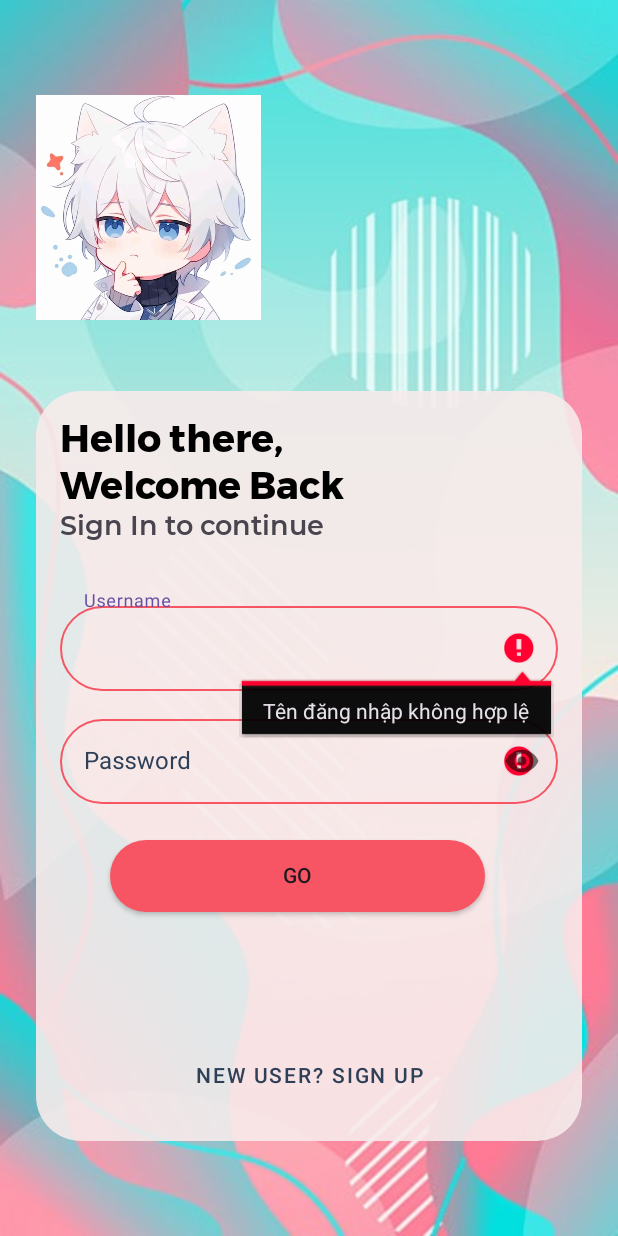
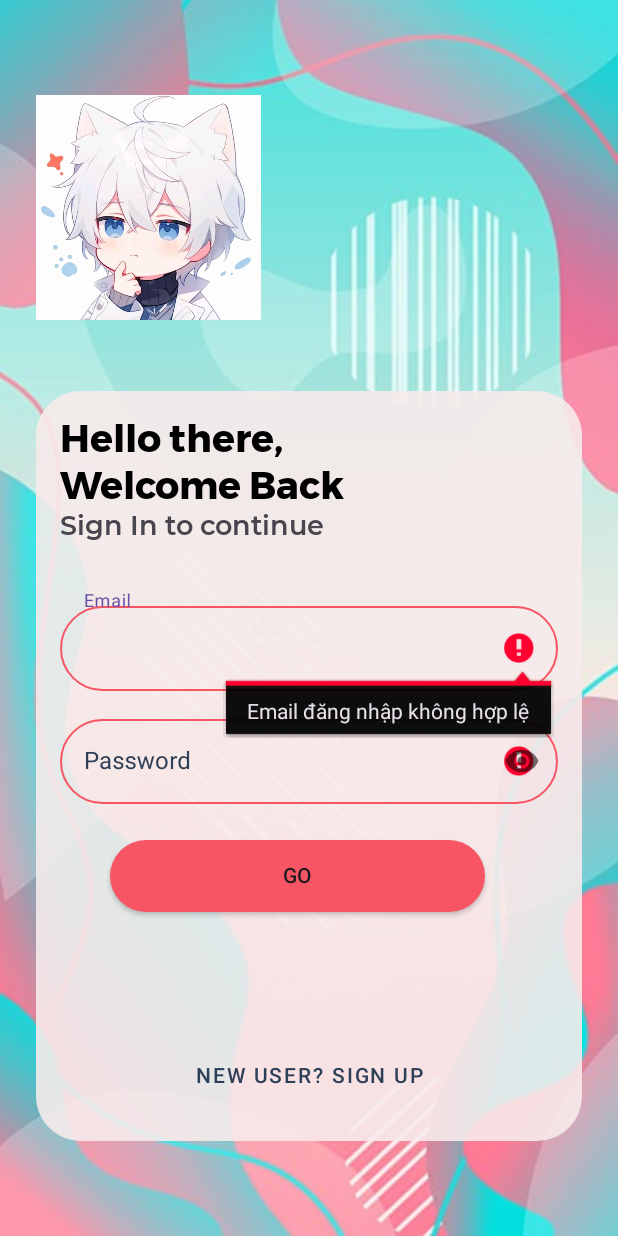
Before and after one commit to LaNaHau/Black_Shadow, an Android app: the LoginActivity screen opened directly, with no data from a screen before it, after a tap on "GO", on a phone screen of 412 x 824 dp. Run offline under Robolectric (Android 15) with nearby library versions, the phone set to English and light mode, and no system bars; our stand-ins replace Firebase (no records; nobody signed in at launch, a user with empty details on screens opened directly).

Commit message:
change username to email login

```diff
--- a/app/src/main/java/com/example/appfood/Activities/LoginActivity.java
+++ b/app/src/main/java/com/example/appfood/Activities/LoginActivity.java
@@ -22,14 +22,14 @@ public class LoginActivity extends BaseActivity {
     private void setVariable() {
         binding.signUpButton.setOnClickListener(c -> startActivity(new Intent(LoginActivity.this, RegisterActivity.class)));
         binding.goButton.setOnClickListener(v -> {
-            String userName = binding.editUsername.getText().toString().trim();
+            String email = binding.editEmail.getText().toString().trim();
             String pass = binding.editPassword.getText().toString().trim();
 
-            boolean isUsernameValid = Utils.inputValidation(binding.editUsername);
+            boolean isEmailValid = Utils.inputValidation(binding.editEmail);
             boolean isPasswordValid = Utils.inputValidation(binding.editPassword);
 
-            if (isUsernameValid && isPasswordValid) {
-                mAuth.signInWithEmailAndPassword(userName, pass)
+            if (isEmailValid && isPasswordValid) {
+                mAuth.signInWithEmailAndPassword(email, pass)
                         .addOnCompleteListener(task -> {
                             if (task.isSuccessful()) {
                                 // Đăng nhập thành công
@@ -42,8 +42,8 @@ public class LoginActivity extends BaseActivity {
                         });
             } else {
                 // Gán lỗi cho từng ô nếu cần thiết
-                if (!isUsernameValid) {
-                    binding.editUsername.setError("Tên đăng nhập không hợp lệ");
+                if (!isEmailValid) {
+                    binding.editEmail.setError("Email đăng nhập không hợp lệ");
                 }
                 if (!isPasswordValid) {
                     binding.editPassword.setError("Mật khẩu không hợp lệ");
--- a/app/src/main/res/layout/activity_login.xml
+++ b/app/src/main/res/layout/activity_login.xml
@@ -48,13 +48,13 @@
             app:layout_constraintTop_toBottomOf="@+id/welcome_message" />
 
         <com.google.android.material.textfield.TextInputLayout
-            android:id="@+id/username"
+            android:id="@+id/email"
             style="@style/CustomEditTextTheme"
             android:layout_marginStart="16dp"
             android:layout_marginTop="32dp"
             android:layout_marginEnd="16dp"
-            android:hint="@string/username"
-            android:transitionName="@string/username"
+            android:hint="@string/email"
+            android:transitionName="@string/email"
             app:boxBackgroundMode="none"
 
             app:errorEnabled="false"
@@ -63,7 +63,7 @@
             app:layout_constraintTop_toBottomOf="@+id/sign_in_message">
 
             <com.google.android.material.textfield.TextInputEditText
-                android:id="@+id/editUsername"
+                android:id="@+id/editEmail"
                 android:layout_width="match_parent"
                 android:layout_height="wrap_content"
                 android:background="@drawable/red_bg_stroke" />
@@ -82,9 +82,9 @@
 
             app:boxBackgroundMode="none"
             app:errorEnabled="false"
-            app:layout_constraintEnd_toEndOf="@+id/username"
-            app:layout_constraintStart_toStartOf="@+id/username"
-            app:layout_constraintTop_toBottomOf="@+id/username"
+            app:layout_constraintEnd_toEndOf="@+id/email"
+            app:layout_constraintStart_toStartOf="@+id/email"
+            app:layout_constraintTop_toBottomOf="@+id/email"
             app:passwordToggleEnabled="true">
 
             <com.google.android.material.textfield.TextInputEditText
--- a/app/src/main/res/values/strings.xml
+++ b/app/src/main/res/values/strings.xml
@@ -31,4 +31,5 @@
 
     <string name="already_have_an_account_login">Already have an account? Login</string>
     <string name="sign_up">Sign up</string>
+    <string name="email">Email</string>
 </resources>
```
